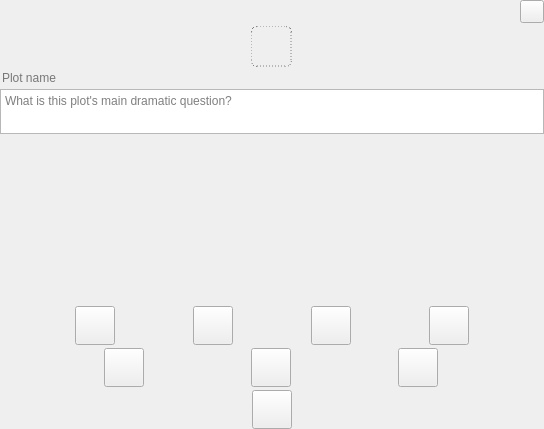
Before: the Qt Designer form ui/plot_widget.ui in zkovari/plotlyst, drawn with Qt 5.
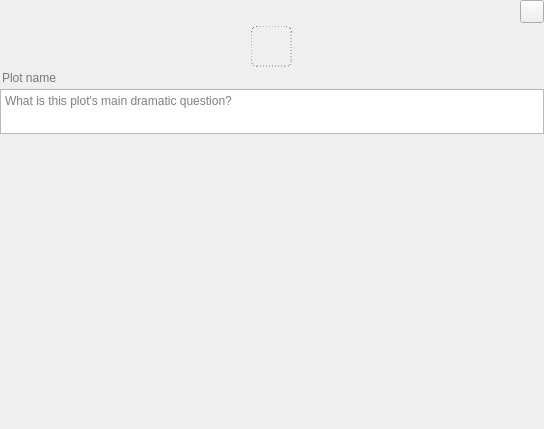
After: the same form once the commit is applied. Custom widgets are drawn as their Qt base class.

Commit message: set principle icons

What changed in the file:
```diff
--- a/ui/plot_widget.ui
+++ b/ui/plot_widget.ui
@@ -130,6 +130,39 @@
     </widget>
    </item>
    <item>
+    <widget class="QWidget" name="wdgButtons" native="true">
+     <property name="styleSheet">
+      <string notr="true">QToolButton {
+	border-radius: 18px;
+	border: 1px hidden lightgrey;
+	padding: 2px;
+}
+
+QToolButton:hover {
+	background: lightgrey;
+}
+
+QToolButton:checked {
+	background: #fce4c9;
+}</string>
+     </property>
+     <layout class="QVBoxLayout" name="verticalLayout_2">
+      <property name="spacing">
+       <number>0</number>
+      </property>
+      <property name="leftMargin">
+       <number>0</number>
+      </property>
+      <property name="topMargin">
+       <number>0</number>
+      </property>
+      <property name="rightMargin">
+       <number>0</number>
+      </property>
+      <property name="bottomMargin">
+       <number>0</number>
+      </property>
+      <item>
     <layout class="QHBoxLayout" name="horizontalLayout_2">
      <item>
       <widget class="QToolButton" name="toolButton_3">
@@ -229,7 +262,10 @@
     </layout>
    </item>
    <item alignment="Qt::AlignHCenter">
-    <widget class="QToolButton" name="toolButton_10">
+       <widget class="QToolButton" name="btnCrisis">
+        <property name="cursor">
+         <cursorShape>PointingHandCursor</cursorShape>
+        </property>
      <property name="text">
       <string/>
      </property>
@@ -239,6 +275,9 @@
        <height>32</height>
       </size>
      </property>
+       </widget>
+      </item>
+     </layout>
     </widget>
    </item>
   </layout>
```
Left out of the diff: 35 changed lines with no effect on the pictures. Lines whose indentation alone changed are shown as unchanged. The commit also changes 1 other file.
